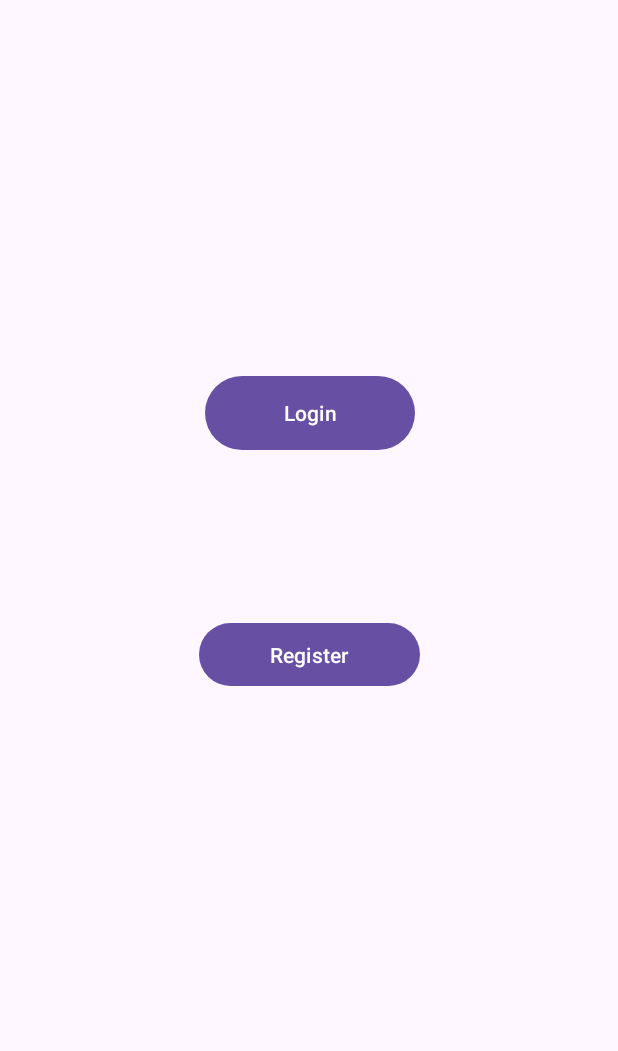
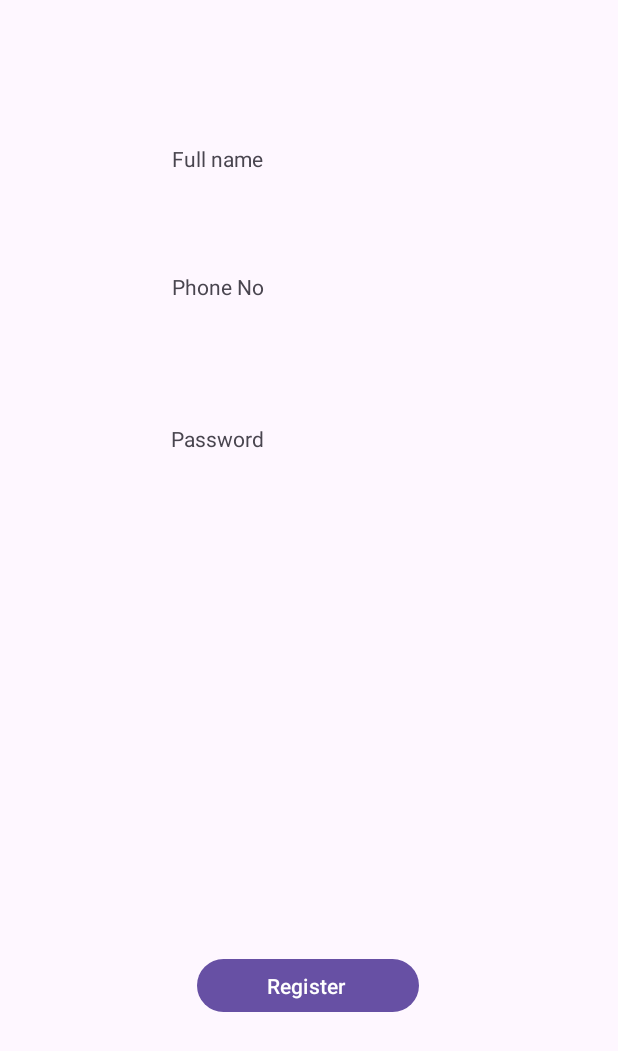
Before and after one commit to bhavyahoda/ASARA, an Android app: the Profile screen opened directly, with no data from a screen before it, after a tap on "Register", on a phone screen of 412 x 824 dp. Shown: the top 1051 px of the screen. Run offline under Robolectric (Android 15) with nearby library versions, the phone set to English and light mode, and no system bars.

```diff
--- a/app/src/main/java/com/example/asara/Profile.java
+++ b/app/src/main/java/com/example/asara/Profile.java
@@ -1,12 +1,11 @@
 package com.example.asara;
 
+import android.content.Intent;
 import android.os.Bundle;
 import android.view.View;
 import android.widget.Button;
 
-import androidx.annotation.Nullable;
 import androidx.appcompat.app.AppCompatActivity;
-import androidx.core.app.ActivityCompat;
 
 public class Profile extends AppCompatActivity {
     private Button Login, Register;
@@ -20,13 +19,15 @@ public class Profile extends AppCompatActivity {
         Login.setOnClickListener(new View.OnClickListener() {
             @Override
             public void onClick(View v) {
-
+                Intent intent= new Intent(getApplicationContext(), Login.class);
+                startActivity(intent);
             }
         });
         Register.setOnClickListener(new View.OnClickListener() {
             @Override
             public void onClick(View v) {
-
+                Intent intent= new Intent(getApplicationContext(), Register.class);
+                startActivity(intent);
             }
         });
     }
--- a/app/src/main/res/layout/activity_profile.xml
+++ b/app/src/main/res/layout/activity_profile.xml
@@ -25,10 +25,11 @@
         android:layout_height="50dp"
         android:layout_marginStart="132dp"
         android:layout_marginEnd="132dp"
-        android:layout_marginBottom="332dp"
+        android:layout_marginBottom="280dp"
         android:text="Register"
         app:layout_constraintBottom_toBottomOf="parent"
         app:layout_constraintEnd_toEndOf="parent"
+        app:layout_constraintHorizontal_bias="0.0"
         app:layout_constraintStart_toStartOf="parent"
         app:layout_constraintTop_toBottomOf="@+id/Login" />
 </androidx.constraintlayout.widget.ConstraintLayout>
--- a/app/src/main/res/layout/activity_register.xml
+++ b/app/src/main/res/layout/activity_register.xml
@@ -1,6 +1,57 @@
 <?xml version="1.0" encoding="utf-8"?>
 <androidx.constraintlayout.widget.ConstraintLayout xmlns:android="http://schemas.android.com/apk/res/android"
+    xmlns:app="http://schemas.android.com/apk/res-auto"
+    xmlns:tools="http://schemas.android.com/tools"
     android:layout_width="match_parent"
     android:layout_height="match_parent">
 
+    <TextView
+        android:id="@+id/textView4"
+        android:layout_width="160dp"
+        android:layout_height="49dp"
+        android:layout_marginStart="114dp"
+        android:layout_marginTop="96dp"
+        android:layout_marginEnd="137dp"
+        android:text="Full name"
+        app:layout_constraintEnd_toEndOf="parent"
+        app:layout_constraintStart_toStartOf="parent"
+        app:layout_constraintTop_toTopOf="parent" />
+
+    <TextView
+        android:id="@+id/textView5"
+        android:layout_width="165dp"
+        android:layout_height="41dp"
+        android:layout_marginStart="114dp"
+        android:layout_marginTop="36dp"
+        android:layout_marginEnd="132dp"
+        android:text="Phone No "
+        app:layout_constraintEnd_toEndOf="parent"
+        app:layout_constraintStart_toStartOf="parent"
+        app:layout_constraintTop_toBottomOf="@+id/textView4" />
+
+    <TextView
+        android:id="@+id/textView6"
+        android:layout_width="158dp"
+        android:layout_height="49dp"
+        android:layout_marginStart="114dp"
+        android:layout_marginTop="60dp"
+        android:layout_marginEnd="139dp"
+        android:text="Password"
+        app:layout_constraintEnd_toEndOf="parent"
+        app:layout_constraintHorizontal_bias="0.0"
+        app:layout_constraintStart_toStartOf="parent"
+        app:layout_constraintTop_toBottomOf="@+id/textView5" />
+
+    <Button
+        android:id="@+id/registering"
+        android:layout_width="148dp"
+        android:layout_height="43dp"
+        android:layout_marginStart="131dp"
+        android:layout_marginEnd="132dp"
+        android:layout_marginBottom="145dp"
+        android:text="Register "
+        app:layout_constraintBottom_toBottomOf="parent"
+        app:layout_constraintEnd_toEndOf="parent"
+        app:layout_constraintHorizontal_bias="0.0"
+        app:layout_constraintStart_toStartOf="parent" />
 </androidx.constraintlayout.widget.ConstraintLayout>
```
Also changed, not shown: app/src/main/AndroidManifest.xml (+8 -4 lines), app/src/main/java/com/example/asara/Sos.java (deleted, +0 -70 lines), app/src/main/res/layout/activity_login.xml (+28 -9 lines).
